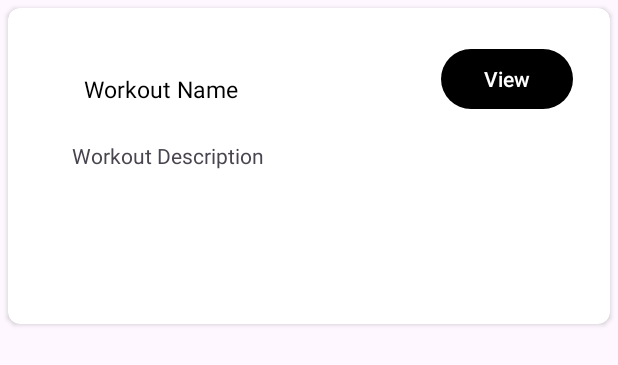
After one commit to MatthewBradon/WorkoutBuilderApp, an Android app: the layout workout_rv_item.xml on its own in the app's theme, with its tools: preview values and no code run, on a phone screen of 412 x 824 dp. The commit adds this screen. Shown: the top 365 px of the screen. Run offline under Robolectric (Android 15) with nearby library versions, the phone set to English and light mode, and no system bars.

Commit message:
Added workout and exercise classes, Added recycle view to main activity and the XML for the RV items

```diff
--- a/app/build.gradle.kts
+++ b/app/build.gradle.kts
@@ -29,6 +29,9 @@
         sourceCompatibility = JavaVersion.VERSION_1_8
         targetCompatibility = JavaVersion.VERSION_1_8
     }
+    buildFeatures {
+        viewBinding = true
+    }
 }
 
 dependencies {
@@ -36,6 +39,8 @@
     implementation("androidx.appcompat:appcompat:1.6.1")
     implementation("com.google.android.material:material:1.10.0")
     implementation("androidx.constraintlayout:constraintlayout:2.1.4")
+    implementation("androidx.navigation:navigation-fragment:2.7.3")
+    implementation("androidx.navigation:navigation-ui:2.7.3")
     testImplementation("junit:junit:4.13.2")
     androidTestImplementation("androidx.test.ext:junit:1.1.5")
     androidTestImplementation("androidx.test.espresso:espresso-core:3.5.1")
--- /dev/null
+++ b/app/src/main/res/layout/workout_rv_item.xml
@@ -0,0 +1,61 @@
+<?xml version="1.0" encoding="utf-8"?>
+<androidx.cardview.widget.CardView
+    xmlns:android="http://schemas.android.com/apk/res/android"
+    xmlns:app="http://schemas.android.com/apk/res-auto"
+    xmlns:tools="http://schemas.android.com/tools"
+    android:layout_width="match_parent"
+    android:layout_height="wrap_content"
+    android:layout_margin="5dp"
+    android:elevation="8dp"
+    app:cardCornerRadius="8dp">
+
+    <androidx.constraintlayout.widget.ConstraintLayout
+        android:id="@+id/idCLCourse"
+        android:layout_width="match_parent"
+        android:layout_height="200dp"
+        android:layout_margin="5dp"
+        android:orientation="vertical">
+
+        <!--text view for our course name-->
+
+        <!--text view for our course duration-->
+
+        <!--text view for our course description-->
+
+        <TextView
+            android:id="@+id/idTVName"
+            android:layout_width="200dp"
+            android:layout_height="wrap_content"
+            android:layout_marginStart="37dp"
+            android:layout_marginTop="30dp"
+            android:padding="8dp"
+            android:text="Workout Name"
+            android:textColor="@color/black"
+            android:textSize="15sp"
+            app:layout_constraintStart_toStartOf="parent"
+            app:layout_constraintTop_toTopOf="parent" />
+
+        <TextView
+            android:id="@+id/idTVDesc"
+            android:layout_width="300dp"
+            android:layout_height="wrap_content"
+            android:layout_marginStart="37dp"
+            android:layout_marginTop="16dp"
+            android:text="Workout Description"
+            app:layout_constraintStart_toStartOf="parent"
+            app:layout_constraintTop_toBottomOf="@+id/idTVName" />
+
+        <Button
+            android:id="@+id/button"
+            android:layout_width="wrap_content"
+            android:layout_height="wrap_content"
+            android:layout_marginTop="18dp"
+            android:layout_marginEnd="19dp"
+            android:text="View"
+            app:backgroundTint = "@android:color/black"
+            app:layout_constraintEnd_toEndOf="parent"
+            app:layout_constraintTop_toTopOf="parent" />
+
+    </androidx.constraintlayout.widget.ConstraintLayout>
+
+</androidx.cardview.widget.CardView>
--- /dev/null
+++ b/app/src/main/res/values-land/dimens.xml
@@ -0,0 +1,3 @@
+<resources>
+    <dimen name="fab_margin">48dp</dimen>
+</resources>
--- a/app/src/main/res/values-night/themes.xml
+++ b/app/src/main/res/values-night/themes.xml
@@ -1,7 +1,7 @@
 <resources xmlns:tools="http://schemas.android.com/tools">
     <!-- Base application theme. -->
     <style name="Base.Theme.WorkoutBuilder" parent="Theme.MaterialComponents.Light.DarkActionBar">
-    <!-- Customize your dark theme here. -->
+        <!-- Customize your dark theme here. -->
         <!-- <item name="colorPrimary">@color/my_dark_primary</item> -->
     </style>
 </resources>
--- /dev/null
+++ b/app/src/main/res/values-v23/themes.xml
@@ -0,0 +1,9 @@
+<resources xmlns:tools="http://schemas.android.com/tools">
+
+    <style name="Theme.WorkoutBuilder" parent="Base.Theme.WorkoutBuilder">
+        <!-- Transparent system bars for edge-to-edge. -->
+        <item name="android:navigationBarColor">@android:color/transparent</item>
+        <item name="android:statusBarColor">@android:color/transparent</item>
+        <item name="android:windowLightStatusBar">?attr/isLightTheme</item>
+    </style>
+</resources>
--- /dev/null
+++ b/app/src/main/res/values-w1240dp/dimens.xml
@@ -0,0 +1,3 @@
+<resources>
+    <dimen name="fab_margin">200dp</dimen>
+</resources>
--- /dev/null
+++ b/app/src/main/res/values-w600dp/dimens.xml
@@ -0,0 +1,3 @@
+<resources>
+    <dimen name="fab_margin">48dp</dimen>
+</resources>
--- /dev/null
+++ b/app/src/main/res/values/dimens.xml
@@ -0,0 +1,3 @@
+<resources>
+    <dimen name="fab_margin">16dp</dimen>
+</resources>
```
Also changed, not shown: app/src/main/AndroidManifest.xml (+7 -2 lines), app/src/main/res/layout/activity_main.xml (+25 -5 lines), app/src/main/res/navigation/nav_graph.xml (added, +28 -0 lines), app/src/main/res/navigation/nav_graph2.xml (added, +28 -0 lines), app/src/main/res/values/strings.xml (+43 -0 lines), 2 other files.
